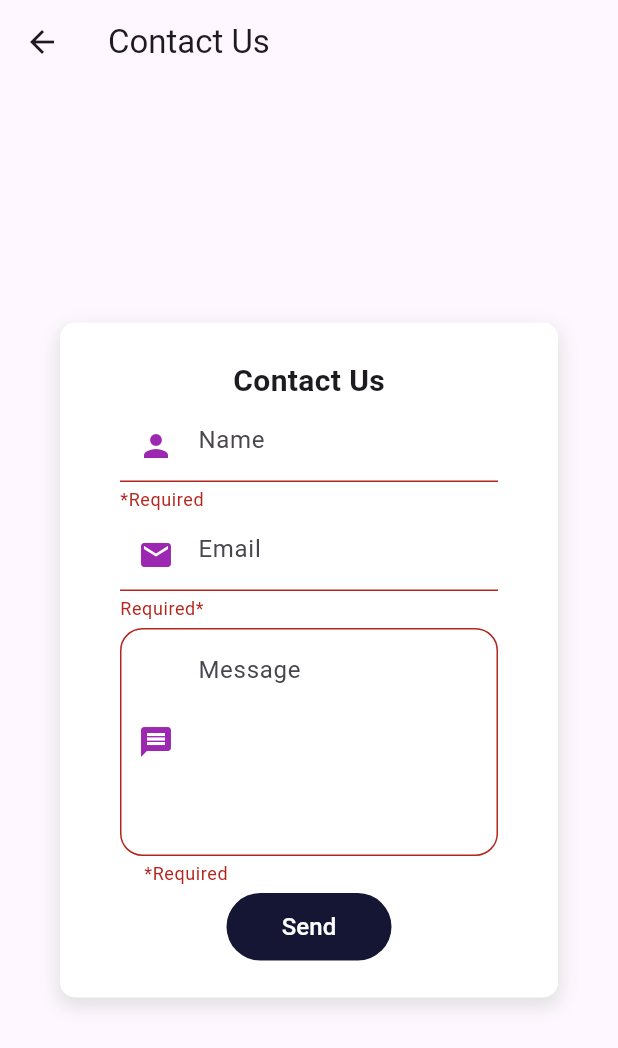
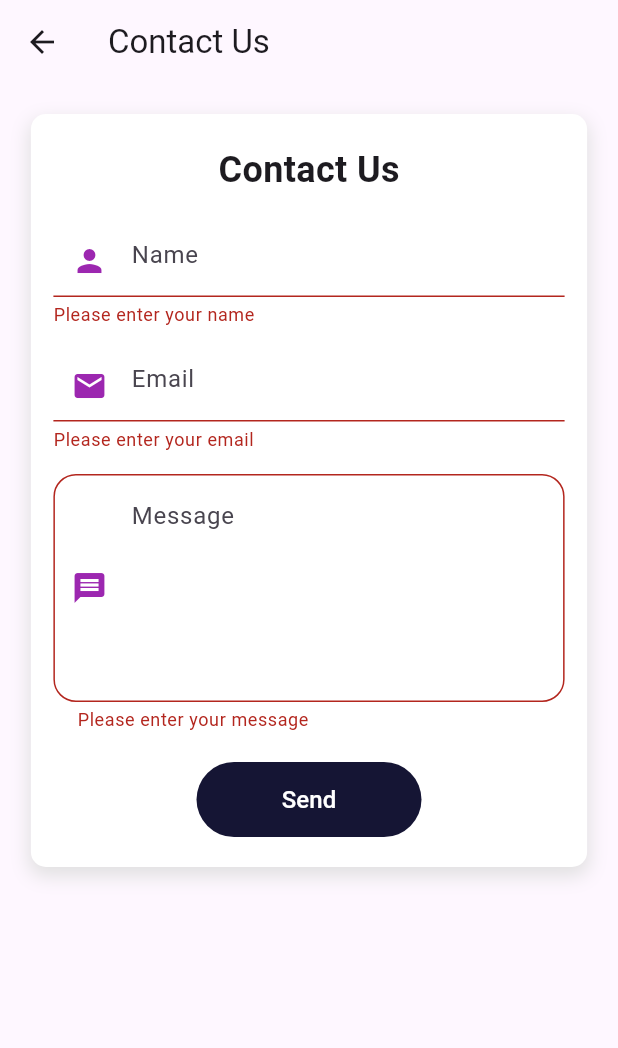
Before and after one commit to olayemiabdul/quranTranslation, a Flutter app: the ContactUsPage screen opened directly, after a tap on "Send", on a phone screen of 412 x 824 dp. Shown: the top 1048 px of the screen. Run offline on Flutter 3.47's test engine with Material 3 defaults, Android fonts, the light colour scheme and no system bars; our stand-ins replace audioplayers, cloud_firestore, email_validator, firebase_auth, firebase_core, flutter_local_notifications and 10 more; missing offline and left inert: arabic_numbers, pray_times, syncfusion_flutter_pdfviewer; accounts and stored records are empty; Roboto replaces fonts that are missing (Poppins ExtraBold).

```diff
--- a/lib/quran_ayah/ayah_page.dart
+++ b/lib/quran_ayah/ayah_page.dart
@@ -66,7 +66,7 @@ class AyahPageView extends StatelessWidget {
                         fontSize: surahNameFontSize,
                         fontFamily: 'Kitab-Bold',
                         fontWeight: FontWeight.bold,
-                        color: isDarkTheme ? Colors.white : Colors.black,
+                        color: isDarkTheme ? Colors.black : Colors.black,
                       ),
                       textAlign: TextAlign.center,
                     ),
--- a/lib/widget/contact_us_wideget.dart
+++ b/lib/widget/contact_us_wideget.dart
@@ -12,23 +12,24 @@ class ContactUsPage extends StatefulWidget {
 class _ContactUsPageState extends State<ContactUsPage> {
   final formKey = GlobalKey<FormState>();
   final TextEditingController messageController = TextEditingController();
-  final nameController = TextEditingController();
-  final emailController = TextEditingController();
+  final TextEditingController nameController = TextEditingController();
+  final TextEditingController emailController = TextEditingController();
 
-  Future sendMessage(String text, String textMessage, String textEmail) async {
+  Future<void> sendMessage() async {
     if (formKey.currentState!.validate()) {
       try {
         await FirebaseFirestore.instance.collection('contact_messages').add({
+          'name': nameController.text,
+          'email': emailController.text,
           'message': messageController.text,
-          'email':emailController.text,
           'timestamp': FieldValue.serverTimestamp(),
         });
         ScaffoldMessenger.of(context).showSnackBar(
           const SnackBar(content: Text('Thanks! Message sent successfully!')),
         );
-        messageController.clear();
         nameController.clear();
         emailController.clear();
+        messageController.clear();
       } catch (e) {
         ScaffoldMessenger.of(context).showSnackBar(
           SnackBar(content: Text('Failed to send message: $e')),
@@ -39,22 +40,25 @@ class _ContactUsPageState extends State<ContactUsPage> {
 
   @override
   Widget build(BuildContext context) {
+    final double screenWidth = MediaQuery.of(context).size.width;
+
+
+    double containerWidth = screenWidth < 850
+        ? screenWidth * 0.9
+        : screenWidth < 1100
+        ? screenWidth * 0.6
+        : screenWidth * 0.4;
+
     return Scaffold(
       appBar: AppBar(
         title: const Text('Contact Us'),
       ),
-      body: Center(
+      body: SingleChildScrollView(
+        child: Center(
           child: Container(
-          height: 450,
-          width: 400,
-          margin: const EdgeInsets.symmetric(
-            horizontal: 40,
-            vertical: 20,
-          ),
-          padding: const EdgeInsets.symmetric(
-            horizontal: 40,
-            vertical: 20,
-          ),
+            width: containerWidth,
+            margin: const EdgeInsets.symmetric(vertical: 20),
+            padding: const EdgeInsets.symmetric(vertical: 20, horizontal: 15),
             decoration: BoxDecoration(
               color: Colors.white,
               borderRadius: BorderRadius.circular(10),
@@ -63,103 +67,81 @@ class _ContactUsPageState extends State<ContactUsPage> {
                   offset: const Offset(0, 5),
                   blurRadius: 10,
                   spreadRadius: 1,
-                    color: Colors.grey[300]!)
-              ]),
+                  color: Colors.grey[300]!,
+                )
+              ],
+            ),
             child: Form(
               key: formKey,
               child: Column(
-              mainAxisAlignment: MainAxisAlignment.spaceEvenly,
+                mainAxisAlignment: MainAxisAlignment.center,
                 children: [
-                const Text('Contact Us',
-                    style:
-                    TextStyle(fontSize: 20, fontWeight: FontWeight.bold, fontFamily: 'Poppins ExtraBold')),
+                  const Text(
+                    'Contact Us',
+                    style: TextStyle(
+                      fontSize: 24,
+                      fontWeight: FontWeight.bold,
+                      fontFamily: 'Poppins ExtraBold',
+                    ),
+                  ),
+                  const SizedBox(height: 20),
                   TextFormField(
                     controller: nameController,
-                  decoration: const InputDecoration(hintText: 'Name',
-                      prefixIcon: const Icon(
-                        Icons.person,
-                        color: Colors.purple,
-                      )),
-                  validator: (value) {
-                    if (value == null || value.isEmpty) {
-                      return '*Required';
+                    decoration: const InputDecoration(
+                      hintText: 'Name',
+                      prefixIcon: Icon(Icons.person, color: Colors.purple),
+                    ),
+                    validator: (value) => value == null || value.isEmpty
+                        ? 'Please enter your name'
+                        : null,
+                  ),
+                  const SizedBox(height: 15),
+                  TextFormField(
+                    controller: emailController,
+                    decoration: const InputDecoration(
+                      hintText: 'Email',
+                      prefixIcon: Icon(Icons.mail, color: Colors.purple),
+                    ),
+                    validator: (email) {
+                      if (email == null || email.isEmpty) {
+                        return 'Please enter your email';
+                      } else if (!EmailValidator.validate(email)) {
+                        return 'Enter a valid email address';
                       }
                       return null;
                     },
                   ),
-                TextFormField(
-
-
-                  controller: emailController,
-
-                  decoration: const InputDecoration(hintText: 'Email',
-                      prefixIcon: const Icon(
-                        Icons.mail,
-                        color: Colors.purple,
-                      )
-                  ),
-                  validator: (email) {
-                    if (email == null || email.isEmpty) {
-                      return 'Required*';
-                    } else if (!EmailValidator.validate(email)) {
-                      return 'Please enter a valid Email';
-                    }
-                    return null;
-                  },
-
-                ),
+                  const SizedBox(height: 15),
                   TextFormField(
                     controller: messageController,
-                  decoration:  InputDecoration(hintText: 'Message',
+                    decoration: InputDecoration(
+                      hintText: 'Message',
                       border: OutlineInputBorder(
                         borderRadius: BorderRadius.circular(15),
                         borderSide: const BorderSide(
                           color: Color(0xFF000000),
-                          strokeAlign: BorderSide.strokeAlignInside,
                         ),
                       ),
-                      fillColor: Colors.purple.withOpacity(0.2),
-                      filled: false,
-                      prefixIcon: const Icon(
-                        Icons.message,
-                        color: Colors.purple,
-                      )),
+                      prefixIcon: const Icon(Icons.message, color: Colors.purple),
+                    ),
                     maxLines: 5,
-                  validator: (value) {
-                    if (value == null || value.isEmpty) {
-                      return '*Required';
-                    }
-                    return null;
-                  },
+                    validator: (value) => value == null || value.isEmpty
+                        ? 'Please enter your message'
+                        : null,
                   ),
+                  const SizedBox(height: 20),
                   SizedBox(
-                  height: 45,
-                  width: 110,
+                    height: 50,
+                    width: 150,
                     child: TextButton(
                       style: TextButton.styleFrom(
-                        foregroundColor: Colors.white, backgroundColor: const Color(0xff151534),
+                        foregroundColor: Colors.white,
+                        backgroundColor: const Color(0xff151534),
                         shape: RoundedRectangleBorder(
-                            borderRadius: BorderRadius.circular(40))),
-                    onPressed: () async {
-                      if (formKey.currentState!.validate()) {
-                        final response = await sendMessage(
-                            nameController.value.text,
-                            emailController.value.text,
-                            messageController.value.text);
-                        ScaffoldMessenger.of(context).showSnackBar(
-                          response == 200
-                              ? const SnackBar(
-                              content: Text('Message Sent!'),
-                              backgroundColor: Colors.green)
-                              : const SnackBar(
-                              content: Text('Failed to send message!'),
-                              backgroundColor: Colors.red),
-                        );
-                        nameController.clear();
-                        emailController.clear();
-                        messageController.clear();
-                      }
-                    },
+                          borderRadius: BorderRadius.circular(40),
+                        ),
+                      ),
+                      onPressed: sendMessage,
                       child: const Text('Send', style: TextStyle(fontSize: 16)),
                     ),
                   ),
@@ -168,6 +150,7 @@ class _ContactUsPageState extends State<ContactUsPage> {
             ),
           ),
         ),
+      ),
     );
   }
 }
```
Lines whose indentation alone changed are shown as unchanged.
